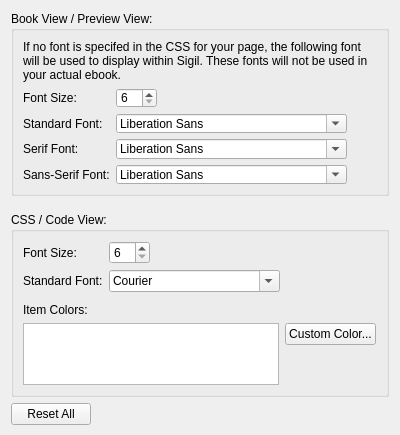
Above: src/Sigil/Form_Files/PAppearanceWidget.ui from Sigil-Ebook/Sigil before the change. Below: the same form after it.
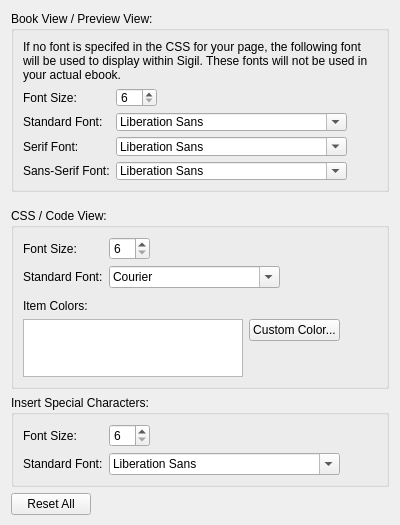
That is the form after the change.

Commit message: Allow changing the Special Characters Dialog Font/Size

What changed in the file:
```diff
--- a/src/Sigil/Form_Files/PAppearanceWidget.ui
+++ b/src/Sigil/Form_Files/PAppearanceWidget.ui
@@ -251,7 +251,14 @@
          </widget>
         </item>
         <item row="1" column="0" rowspan="2">
-         <widget class="QListWidget" name="codeViewColorsList"/>
+         <widget class="QListWidget" name="codeViewColorsList">
+          <property name="maximumSize">
+           <size>
+            <width>220</width>
+            <height>75</height>
+           </size>
+          </property>
+         </widget>
         </item>
         <item row="1" column="1" alignment="Qt::AlignTop">
          <widget class="QPushButton" name="customColorButton">
@@ -293,6 +300,84 @@
      </layout>
     </widget>
    </item>
+   <item>
+    <widget class="QGroupBox" name="groupBoxSpecialCharacter">
+     <property name="title">
+      <string>Insert Special Characters:</string>
+     </property>
+     <layout class="QHBoxLayout" name="horizontalLayoutSC" stretch="0,0">
+      <item>
+       <layout class="QGridLayout" name="gridLayoutSC">
+        <item row="0" column="0">
+         <widget class="QLabel" name="labelSpecialCharacterFontSize">
+          <property name="minimumSize">
+           <size>
+            <width>80</width>
+            <height>0</height>
+           </size>
+          </property>
+          <property name="toolTip">
+           <string>Font size to be used for Insert Special Characters window</string>
+          </property>
+          <property name="text">
+           <string>Font Size:</string>
+          </property>
+         </widget>
+        </item>
+        <item row="0" column="3">
+         <spacer name="horizontalSpacer_3">
+          <property name="orientation">
+           <enum>Qt::Horizontal</enum>
+          </property>
+          <property name="sizeHint" stdset="0">
+           <size>
+            <width>0</width>
+            <height>20</height>
+           </size>
+          </property>
+         </spacer>
+        </item>
+        <item row="0" column="2">
+         <widget class="QSpinBox" name="specialCharacterFontSizeSpin">
+          <property name="minimum">
+           <number>6</number>
+          </property>
+          <property name="maximum">
+           <number>99</number>
+          </property>
+         </widget>
+        </item>
+        <item row="1" column="0">
+         <widget class="QLabel" name="labelSpecialCharacterFont">
+          <property name="toolTip">
+           <string>Font family to be used for Insert Special Characters window</string>
+          </property>
+          <property name="text">
+           <string>Standard Font:</string>
+          </property>
+         </widget>
+        </item>
+        <item row="1" column="2" colspan="2">
+         <widget class="QFontComboBox" name="cbSpecialCharacterFont"/>
+        </item>
+       </layout>
+      </item>
+      <item>
+       <spacer name="horizontalSpacerSC">
+        <property name="orientation">
+         <enum>Qt::Horizontal</enum>
+        </property>
+        <property name="sizeHint" stdset="0">
+         <size>
+          <width>0</width>
+          <height>0</height>
+         </size>
+        </property>
+       </spacer>
+      </item>
+     </layout>
+    </widget>
+   </item>
    <item>
     <layout class="QHBoxLayout" name="horizontalLayoutReset">
      <item>
```
Left out of the diff: 154 changed lines with no effect on the pictures. The commit also changes 7 other files.
